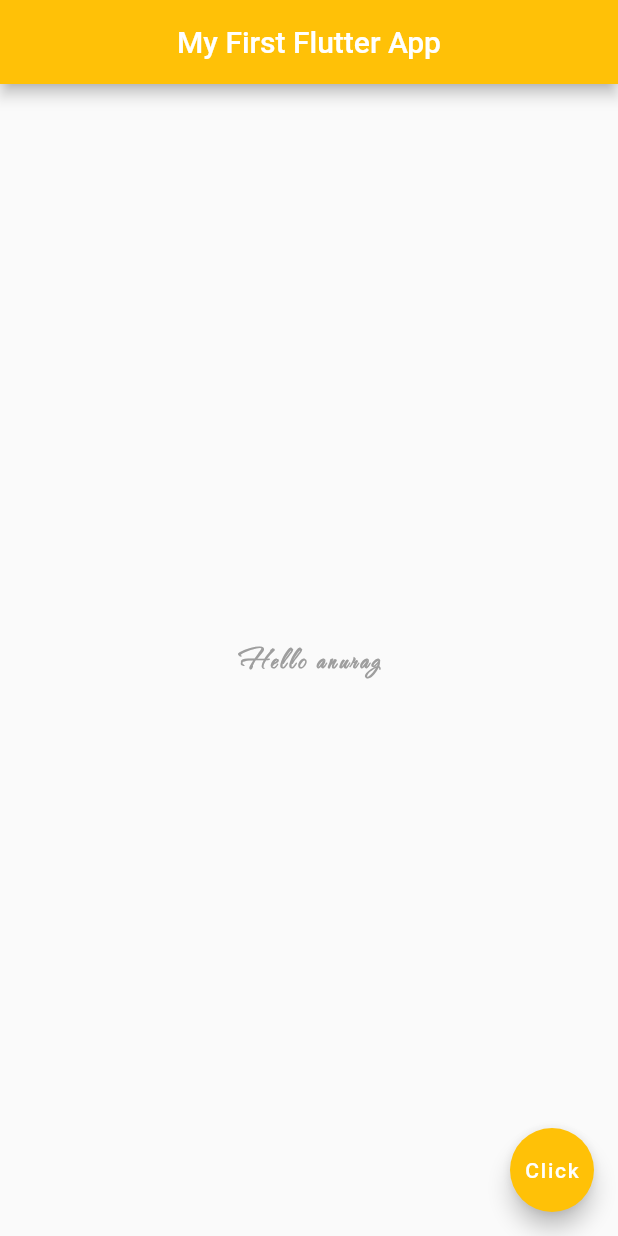
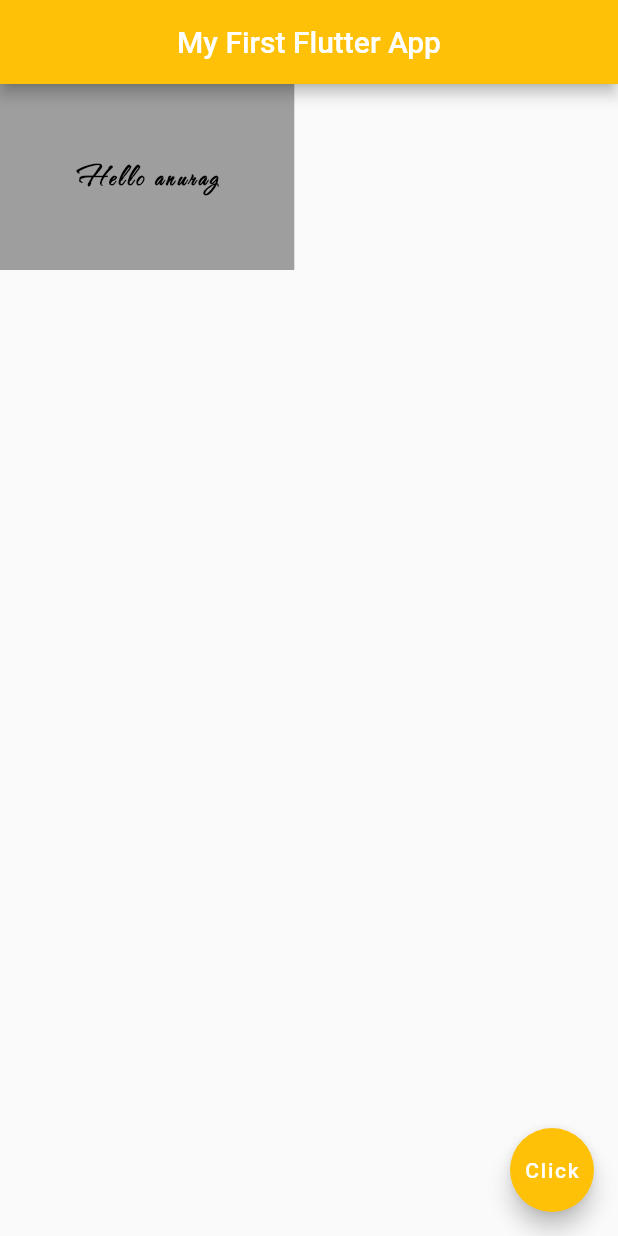
Before and after one commit to anuragkachhala/flutter_learning, a Flutter app: the Home screen opened directly, on a phone screen of 412 x 824 dp. Run offline on Flutter 3.47's test engine with Material 2 defaults, Android fonts, the phone set to English and light mode, and no system bars.

Commit message:
pedding and margin

```diff
--- a/lib/flutterMain1.dart
+++ b/lib/flutterMain1.dart
@@ -18,13 +18,16 @@ class Home extends StatelessWidget {
         centerTitle: true,
         backgroundColor: Colors.amber,
       ),
-      body: const Center(
+      body: Container(
+        padding: EdgeInsets.all(50),
+        margin: EdgeInsets.symmetric(),
+        color: Colors.grey,
         child: Text('Hello anurag',
         style: TextStyle(
             fontSize: 20.0,
             fontWeight: FontWeight.bold,
             letterSpacing: 2.0,
-              color: Colors.grey,
+            color: Colors.black,
             fontFamily: 'TheNautigal'
         ),
         ),
```
Lines whose indentation alone changed are shown as unchanged.
